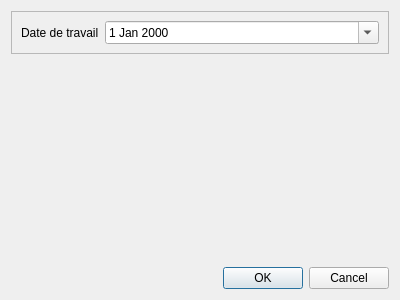
This is Lamia/dialog/InspectionDigue_getDate.ui in Artelia/Lamia as Qt 5 draws it before an edit. The edited form follows.
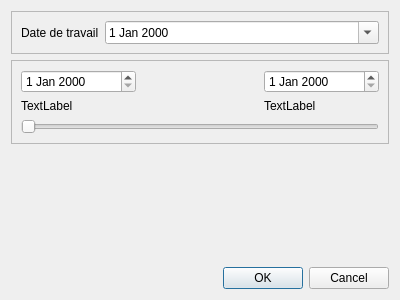
This is the edited form.

Patch:
```diff
--- a/Lamia/dialog/InspectionDigue_getDate.ui
+++ b/Lamia/dialog/InspectionDigue_getDate.ui
@@ -43,6 +43,45 @@
      </layout>
     </widget>
    </item>
+   <item>
+    <widget class="QFrame" name="frame_2">
+     <property name="frameShape">
+      <enum>QFrame::StyledPanel</enum>
+     </property>
+     <property name="frameShadow">
+      <enum>QFrame::Raised</enum>
+     </property>
+     <layout class="QGridLayout" name="gridLayout">
+      <item row="2" column="0" colspan="3">
+       <widget class="QSlider" name="horizontalSlider_date">
+        <property name="orientation">
+         <enum>Qt::Horizontal</enum>
+        </property>
+       </widget>
+      </item>
+      <item row="1" column="2">
+       <widget class="QLabel" name="label_end">
+        <property name="text">
+         <string>TextLabel</string>
+        </property>
+       </widget>
+      </item>
+      <item row="1" column="0">
+       <widget class="QLabel" name="label_start">
+        <property name="text">
+         <string>TextLabel</string>
+        </property>
+       </widget>
+      </item>
+      <item row="0" column="2">
+       <widget class="QDateEdit" name="dateEdit_end"/>
+      </item>
+      <item row="0" column="0">
+       <widget class="QDateEdit" name="dateEdit_start"/>
+      </item>
+     </layout>
+    </widget>
+   </item>
    <item>
     <spacer name="verticalSpacer">
      <property name="orientation">
```
